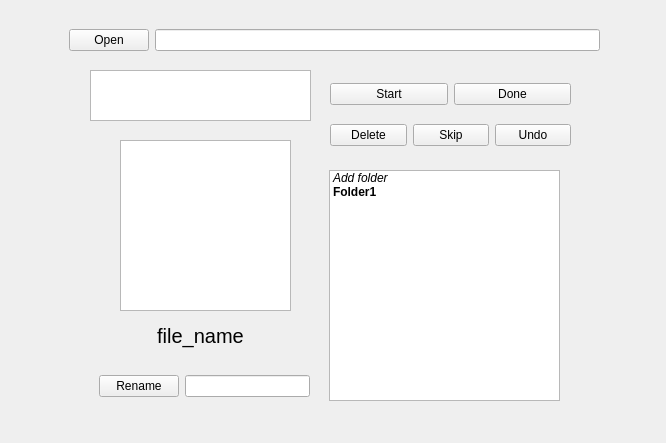
First picture: the form in file_organizer/ui/window.ui, repository ShiqiangXia/FileOrganizerApp, before the edit.
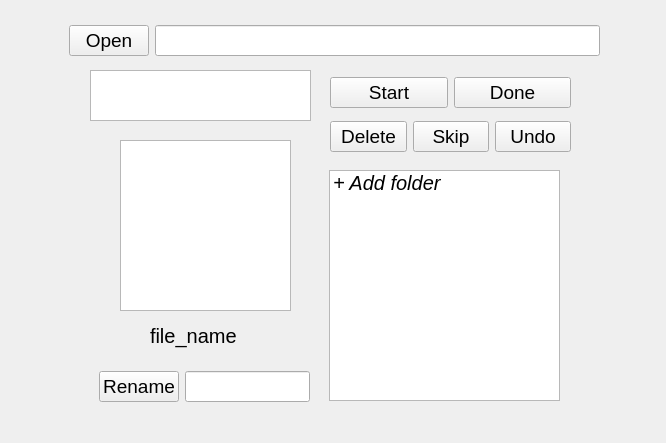
Second picture: the form after the edit.

Patch:
```diff
--- a/file_organizer/ui/window.ui
+++ b/file_organizer/ui/window.ui
@@ -10,6 +10,11 @@
     <height>443</height>
    </rect>
   </property>
+  <property name="font">
+   <font>
+    <pointsize>14</pointsize>
+   </font>
+  </property>
   <property name="windowTitle">
    <string>Form</string>
   </property>
@@ -22,9 +27,16 @@
      <height>231</height>
     </rect>
    </property>
+   <property name="font">
+    <font>
+     <pointsize>15</pointsize>
+     <weight>50</weight>
+     <bold>false</bold>
+    </font>
+   </property>
    <item>
     <property name="text">
-     <string>Add folder</string>
+     <string>+ Add folder</string>
     </property>
     <property name="font">
      <font>
@@ -41,17 +53,6 @@
      </brush>
     </property>
    </item>
-   <item>
-    <property name="text">
-     <string>Folder1</string>
-    </property>
-    <property name="font">
-     <font>
-      <weight>75</weight>
-      <bold>true</bold>
-     </font>
-    </property>
-   </item>
   </widget>
   <widget class="QGraphicsView" name="picView">
    <property name="geometry">
@@ -80,8 +81,8 @@
    <property name="text">
     <string>file_name</string>
    </property>
-   <property name="alignment">
-    <set>Qt::AlignCenter</set>
+   <property name="wordWrap">
+    <bool>true</bool>
    </property>
   </widget>
   <widget class="QPlainTextEdit" name="infoText">
```
